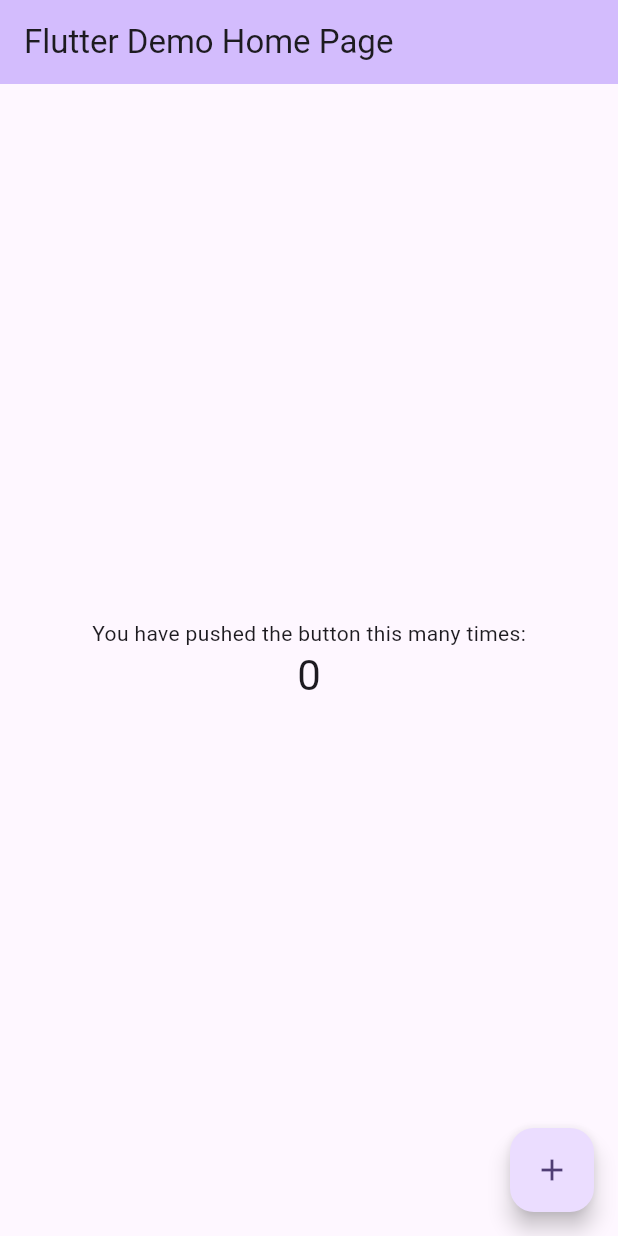
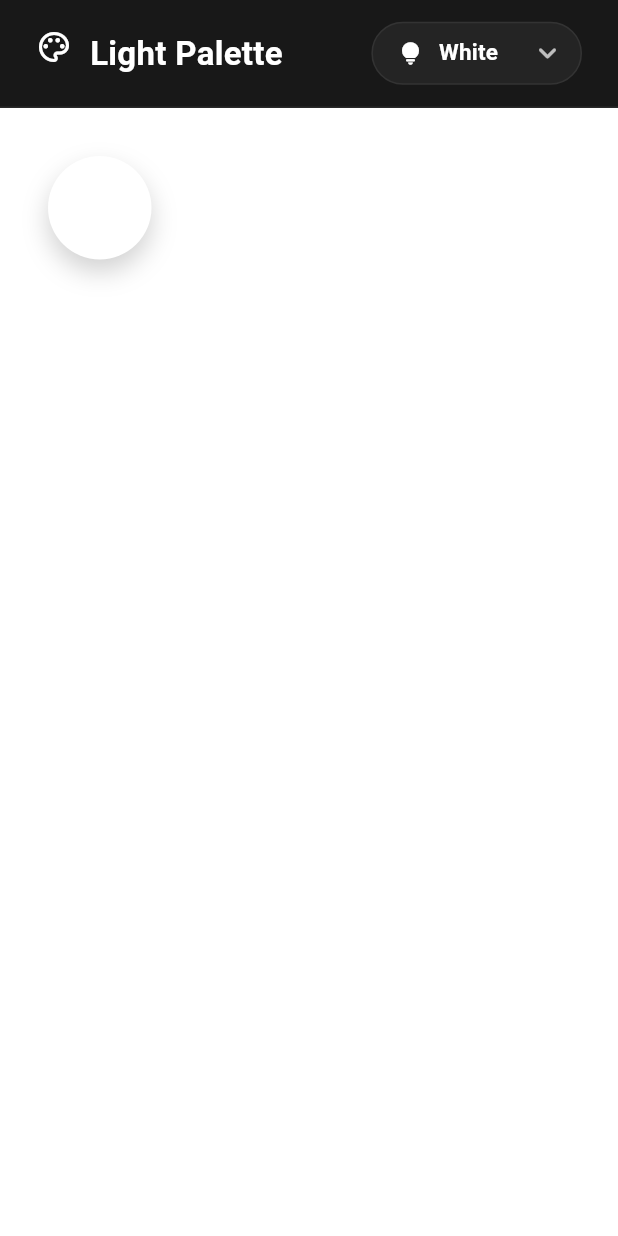
Before and after one commit to MrLaali/light_shift, a Flutter app: the screen it shows after launch, on a phone screen of 412 x 824 dp. Run offline on Flutter 3.47's test engine with Material 3 defaults, Android fonts, the phone set to English and light mode, and no system bars.

Commit message:
light_shift version 1.0.0

```diff
--- /dev/null
+++ b/assets/colors.csv
@@ -0,0 +1,2 @@
+name,white,red,green,blue,yellow,magenta,cyan
+White,#FFFFFF,#FF0000,#00FF00,#0000FF,#FFFF00,#FF00FF,#00FFFF
--- /dev/null
+++ b/lib/data/light_profiles.dart
@@ -0,0 +1,40 @@
+import 'package:flutter/material.dart';
+import '../models/light_profile.dart';
+
+const List<LightProfile> lightProfiles = [
+  LightProfile(
+    type: LightType.white,
+    name: 'White',
+    color: Color(0xFFFFFFFF),
+  ),
+  LightProfile(
+    type: LightType.red,
+    name: 'Red',
+    color: Color(0xFFFF0000),
+  ),
+  LightProfile(
+    type: LightType.green,
+    name: 'Green',
+    color: Color(0xFF00FF00),
+  ),
+  LightProfile(
+    type: LightType.blue,
+    name: 'Blue',
+    color: Color(0xFF0000FF),
+  ),
+  LightProfile(
+    type: LightType.yellow,
+    name: 'Yellow',
+    color: Color(0xFFFFFF00),
+  ),
+  LightProfile(
+    type: LightType.magenta,
+    name: 'Magenta',
+    color: Color(0xFFFF00FF),
+  ),
+  LightProfile(
+    type: LightType.cyan,
+    name: 'Cyan',
+    color: Color(0xFF00FFFF),
+  ),
+];
--- /dev/null
+++ b/lib/data/tested_color_loader.dart
@@ -0,0 +1,39 @@
+import 'package:flutter/material.dart';
+import 'package:flutter/services.dart';
+
+import '../models/light_profile.dart';
+import '../models/tested_color.dart';
+
+Future<List<TestedColor>> loadTestedColors() async {
+  final csvString = await rootBundle.loadString('assets/colors.csv');
+
+  final lines = csvString
+      .split('\n')
+      .map((line) => line.trim())
+      .where((line) => line.isNotEmpty)
+      .toList();
+
+  final dataLines = lines.skip(1);
+
+  return dataLines.map((line) {
+    final values = line.split(',');
+
+    return TestedColor(
+      name: values[0],
+      colors: {
+        LightType.white: _hexToColor(values[1]),
+        LightType.red: _hexToColor(values[2]),
+        LightType.green: _hexToColor(values[3]),
+        LightType.blue: _hexToColor(values[4]),
+        LightType.yellow: _hexToColor(values[5]),
+        LightType.magenta: _hexToColor(values[6]),
+        LightType.cyan: _hexToColor(values[7]),
+      },
+    );
+  }).toList();
+}
+
+Color _hexToColor(String hex) {
+  final cleaned = hex.replaceAll('#', '');
+  return Color(int.parse('FF$cleaned', radix: 16));
+}
--- a/lib/main.dart
+++ b/lib/main.dart
@@ -1,122 +1,22 @@
 import 'package:flutter/material.dart';
+import 'screens/palette_screen.dart';
 
 void main() {
-  runApp(const MyApp());
+  runApp(const LightPaletteApp());
 }
 
-class MyApp extends StatelessWidget {
-  const MyApp({super.key});
+class LightPaletteApp extends StatelessWidget {
+  const LightPaletteApp({super.key});
 
-  // This widget is the root of your application.
   @override
   Widget build(BuildContext context) {
     return MaterialApp(
-      title: 'Flutter Demo',
+      title: 'Light Palette Simulator',
+      debugShowCheckedModeBanner: false,
       theme: ThemeData(
-        // This is the theme of your application.
-        //
-        // TRY THIS: Try running your application with "flutter run". You'll see
-        // the application has a purple toolbar. Then, without quitting the app,
-        // try changing the seedColor in the colorScheme below to Colors.green
-        // and then invoke "hot reload" (save your changes or press the "hot
-        // reload" button in a Flutter-supported IDE, or press "r" if you used
-        // the command line to start the app).
-        //
-        // Notice that the counter didn't reset back to zero; the application
-        // state is not lost during the reload. To reset the state, use hot
-        // restart instead.
-        //
-        // This works for code too, not just values: Most code changes can be
-        // tested with just a hot reload.
-        colorScheme: .fromSeed(seedColor: Colors.deepPurple),
+        useMaterial3: true,
       ),
-      home: const MyHomePage(title: 'Flutter Demo Home Page'),
+      home: const PaletteScreen(),
     );
   }
 }
-
-class MyHomePage extends StatefulWidget {
-  const MyHomePage({super.key, required this.title});
-
-  // This widget is the home page of your application. It is stateful, meaning
-  // that it has a State object (defined below) that contains fields that affect
-  // how it looks.
-
-  // This class is the configuration for the state. It holds the values (in this
-  // case the title) provided by the parent (in this case the App widget) and
-  // used by the build method of the State. Fields in a Widget subclass are
-  // always marked "final".
-
-  final String title;
-
-  @override
-  State<MyHomePage> createState() => _MyHomePageState();
-}
-
-class _MyHomePageState extends State<MyHomePage> {
-  int _counter = 0;
-
-  void _incrementCounter() {
-    setState(() {
-      // This call to setState tells the Flutter framework that something has
-      // changed in this State, which causes it to rerun the build method below
-      // so that the display can reflect the updated values. If we changed
-      // _counter without calling setState(), then the build method would not be
-      // called again, and so nothing would appear to happen.
-      _counter++;
-    });
-  }
-
-  @override
-  Widget build(BuildContext context) {
-    // This method is rerun every time setState is called, for instance as done
-    // by the _incrementCounter method above.
-    //
-    // The Flutter framework has been optimized to make rerunning build methods
-    // fast, so that you can just rebuild anything that needs updating rather
-    // than having to individually change instances of widgets.
-    return Scaffold(
-      appBar: AppBar(
-        // TRY THIS: Try changing the color here to a specific color (to
-        // Colors.amber, perhaps?) and trigger a hot reload to see the AppBar
-        // change color while the other colors stay the same.
-        backgroundColor: Theme.of(context).colorScheme.inversePrimary,
-        // Here we take the value from the MyHomePage object that was created by
-        // the App.build method, and use it to set our appbar title.
-        title: Text(widget.title),
-      ),
-      body: Center(
-        // Center is a layout widget. It takes a single child and positions it
-        // in the middle of the parent.
-        child: Column(
-          // Column is also a layout widget. It takes a list of children and
-          // arranges them vertically. By default, it sizes itself to fit its
-          // children horizontally, and tries to be as tall as its parent.
-          //
-          // Column has various properties to control how it sizes itself and
-          // how it positions its children. Here we use mainAxisAlignment to
-          // center the children vertically; the main axis here is the vertical
-          // axis because Columns are vertical (the cross axis would be
-          // horizontal).
-          //
-          // TRY THIS: Invoke "debug painting" (choose the "Toggle Debug Paint"
-          // action in the IDE, or press "p" in the console), to see the
-          // wireframe for each widget.
-          mainAxisAlignment: .center,
-          children: [
-            const Text('You have pushed the button this many times:'),
-            Text(
-              '$_counter',
-              style: Theme.of(context).textTheme.headlineMedium,
-            ),
-          ],
-        ),
-      ),
-      floatingActionButton: FloatingActionButton(
-        onPressed: _incrementCounter,
-        tooltip: 'Increment',
-        child: const Icon(Icons.add),
-      ),
-    );
-  }
-}
--- /dev/null
+++ b/lib/models/light_profile.dart
@@ -0,0 +1,23 @@
+import 'package:flutter/material.dart';
+
+enum LightType {
+  white,
+  red,
+  green,
+  blue,
+  yellow,
+  magenta,
+  cyan,
+}
+
+class LightProfile {
+  final LightType type;
+  final String name;
+  final Color color;
+
+  const LightProfile({
+    required this.type,
+    required this.name,
+    required this.color,
+  });
+}
--- /dev/null
+++ b/lib/models/tested_color.dart
@@ -0,0 +1,16 @@
+import 'package:flutter/material.dart';
+import 'light_profile.dart';
+
+class TestedColor {
+  final String name;
+  final Map<LightType, Color> colors;
+
+  const TestedColor({
+    required this.name,
+    required this.colors,
+  });
+
+  Color colorFor(LightType lightType) {
+    return colors[lightType] ?? colors[LightType.white]!;
+  }
+}
--- /dev/null
+++ b/lib/screens/palette_screen.dart
@@ -0,0 +1,74 @@
+import 'package:flutter/material.dart';
+
+import '../data/light_profiles.dart';
+import '../data/tested_color_loader.dart';
+import '../models/light_profile.dart';
+import '../models/tested_color.dart';
+import '../widgets/app_top_bar.dart';
+import '../widgets/color_grid.dart';
+
+class PaletteScreen extends StatefulWidget {
+  const PaletteScreen({super.key});
+
+  @override
+  State<PaletteScreen> createState() => _PaletteScreenState();
+}
+
+class _PaletteScreenState extends State<PaletteScreen> {
+  LightProfile selectedLight = lightProfiles.first;
+  late Future<List<TestedColor>> testedColorsFuture;
+
+  @override
+  void initState() {
+    super.initState();
+    testedColorsFuture = loadTestedColors();
+  }
+
+  @override
+  Widget build(BuildContext context) {
+    return Scaffold(
+      appBar: AppTopBar(
+        selectedLight: selectedLight,
+        lights: lightProfiles,
+        onLightChanged: (light) {
+          if (light != null) {
+            setState(() {
+              selectedLight = light;
+            });
+          }
+        },
+      ),
+      body: AnimatedContainer(
+        duration: const Duration(milliseconds: 500),
+        curve: Curves.easeInOut,
+        color: selectedLight.color,
+        child: FutureBuilder<List<TestedColor>>(
+          future: testedColorsFuture,
+          builder: (context, snapshot) {
+            if (snapshot.connectionState == ConnectionState.waiting) {
+              return const Center(
+                child: CircularProgressIndicator(),
+              );
+            }
+
+            if (snapshot.hasError) {
+              return Center(
+                child: Text(
+                  'Error loading colors',
+                  style: TextStyle(color: Colors.white),
+                ),
+              );
+            }
+
+            final colors = snapshot.data ?? [];
+
+            return ColorGrid(
+              colors: colors,
+              selectedLight: selectedLight,
+            );
+          },
+        ),
+      ),
+    );
+  }
+}
--- /dev/null
+++ b/lib/widgets/app_top_bar.dart
@@ -0,0 +1,75 @@
+import 'package:flutter/material.dart';
+import '../models/light_profile.dart';
+import 'light_selector.dart';
+
+class AppTopBar extends StatelessWidget implements PreferredSizeWidget {
+  final LightProfile selectedLight;
+  final ValueChanged<LightProfile?> onLightChanged;
+  final List<LightProfile> lights;
+
+  const AppTopBar({
+    super.key,
+    required this.selectedLight,
+    required this.onLightChanged,
+    required this.lights,
+  });
+
+  @override
+  Widget build(BuildContext context) {
+    return Container(
+      decoration: const BoxDecoration(
+        color: Color(0xFF181818),
+        border: Border(
+          bottom: BorderSide(
+            color: Color(0xFF2A2A2A),
+            width: 1,
+          ),
+        ),
+      ),
+      child: SafeArea(
+        bottom: false,
+        child: SizedBox(
+          height: 72,
+          child: Padding(
+            padding: const EdgeInsets.symmetric(horizontal: 24),
+            child: Row(
+              crossAxisAlignment: CrossAxisAlignment.center,
+              children: [
+                const Row(
+                  crossAxisAlignment: CrossAxisAlignment.baseline,
+                  textBaseline: TextBaseline.alphabetic,
+                  children: [
+                    Icon(
+                      Icons.palette_outlined,
+                      color: Colors.white,
+                      size: 24,
+                    ),
+                    SizedBox(width: 12),
+                    Text(
+                      'Light Palette',
+                      style: TextStyle(
+                        color: Colors.white,
+                        fontSize: 22,
+                        fontWeight: FontWeight.w600,
+                        letterSpacing: 0.2,
+                      ),
+                    ),
+                  ],
+                ),
+                const Spacer(),
+                LightSelector(
+                  selectedLight: selectedLight,
+                  lights: lights,
+                  onChanged: onLightChanged,
+                ),
+              ],
+            ),
+          ),
+        ),
+      ),
+    );
+  }
+
+  @override
+  Size get preferredSize => const Size.fromHeight(72);
+}
--- /dev/null
+++ b/lib/widgets/color_circle.dart
@@ -0,0 +1,210 @@
+import 'package:flutter/material.dart';
+import 'package:flutter/services.dart';
+
+import '../data/light_profiles.dart';
+import '../models/light_profile.dart';
+import '../models/tested_color.dart';
+
+class ColorCircle extends StatefulWidget {
+  final TestedColor testedColor;
+  final LightProfile selectedLight;
+
+  const ColorCircle({
+    super.key,
+    required this.testedColor,
+    required this.selectedLight,
+  });
+
+  @override
+  State<ColorCircle> createState() => _ColorCircleState();
+}
+
+class _ColorCircleState extends State<ColorCircle> {
+  bool isHovering = false;
+
+  @override
+  Widget build(BuildContext context) {
+    final originalColor = widget.testedColor.colorFor(LightType.white);
+    final displayColor = widget.testedColor.colorFor(widget.selectedLight.type);
+    final visibleColor = isHovering ? originalColor : displayColor;
+
+    return MouseRegion(
+      cursor: SystemMouseCursors.click,
+      onEnter: (_) => setState(() => isHovering = true),
+      onExit: (_) => setState(() => isHovering = false),
+      child: GestureDetector(
+        onTap: () {
+          showDialog(
+            context: context,
+            builder: (_) => ColorDetailsDialog(
+              testedColor: widget.testedColor,
+            ),
+          );
+        },
+        child: AnimatedContainer(
+          duration: const Duration(milliseconds: 220),
+          curve: Curves.easeInOut,
+          decoration: BoxDecoration(
+            color: visibleColor,
+            shape: BoxShape.circle,
+            border: Border.all(
+              color: isHovering ? Colors.white : Colors.transparent,
+              width: 4,
+            ),
+            boxShadow: [
+              BoxShadow(
+                color: Colors.black.withValues(
+                  alpha: isHovering ? 0.35 : 0.18,
+                ),
+                blurRadius: isHovering ? 22 : 14,
+                offset: const Offset(0, 8),
+              ),
+            ],
+          ),
+        ),
+      ),
+    );
+  }
+}
+
+// Removed duplicate ColorDetailsDialog (earlier variant). The remaining
+// ColorDetailsDialog implementation below is used.
+
+class ColorDetailsDialog extends StatelessWidget {
+  final TestedColor testedColor;
+
+  const ColorDetailsDialog({
+    super.key,
+    required this.testedColor,
+  });
+
+  String _hexFromColor(Color color) {
+    final value = color.toARGB32() & 0xFFFFFF;
+    return '#${value.toRadixString(16).padLeft(6, '0').toUpperCase()}';
+  }
+
+  @override
+  Widget build(BuildContext context) {
+    return Dialog(
+      backgroundColor: const Color(0xFF181818),
+      shape: RoundedRectangleBorder(
+        borderRadius: BorderRadius.circular(28),
+      ),
+      child: Container(
+        width: 900,
+        padding: const EdgeInsets.all(28),
+        child: Column(
+          mainAxisSize: MainAxisSize.min,
+          children: [
+            Align(
+              alignment: Alignment.centerRight,
+              child: IconButton(
+                onPressed: () => Navigator.pop(context),
+                icon: const Icon(
+                  Icons.close_rounded,
+                  color: Colors.white70,
+                ),
+              ),
+            ),
+            const SizedBox(height: 8),
+            SingleChildScrollView(
+              scrollDirection: Axis.horizontal,
+              child: Row(
+                children: lightProfiles.map((light) {
+                  final color = testedColor.colorFor(light.type);
+                  final hex = _hexFromColor(color);
+
+                  return Padding(
+                    padding: const EdgeInsets.symmetric(horizontal: 12),
+                    child: _ColorDetailItem(
+                      light: light,
+                      color: color,
+                      hex: hex,
+                    ),
+                  );
+                }).toList(),
+              ),
+            ),
+          ],
+        ),
+      ),
+    );
+  }
+}
+
+class _ColorDetailItem extends StatelessWidget {
+  final LightProfile light;
+  final Color color;
+  final String hex;
+
+  const _ColorDetailItem({
+    required this.light,
+    required this.color,
+    required this.hex,
+  });
+
+  @override
+  Widget build(BuildContext context) {
+    return SizedBox(
+      width: 96,
+      child: Column(
+        mainAxisSize: MainAxisSize.min,
+        children: [
+          Icon(
+            Icons.lightbulb_rounded,
+            color: light.color,
+            size: 24,
+          ),
+          const SizedBox(height: 8),
+          Text(
+            light.name,
+            style: const TextStyle(
+              color: Colors.white70,
+              fontSize: 13,
+              fontWeight: FontWeight.w500,
+            ),
+          ),
+          const SizedBox(height: 16),
+          GestureDetector(
+            onTap: () {
+              Clipboard.setData(
+                ClipboardData(text: hex),
+              );
+
+              ScaffoldMessenger.of(context).showSnackBar(
+                SnackBar(
+                  content: Text('$hex copied'),
+                  duration: const Duration(milliseconds: 1200),
+                ),
+              );
+            },
+            child: Container(
+              width: 62,
+              height: 62,
+              decoration: BoxDecoration(
+                color: color,
+                shape: BoxShape.circle,
+                boxShadow: [
+                  BoxShadow(
+                    color: Colors.black.withValues(alpha: 0.18),
+                    blurRadius: 10,
+                    offset: const Offset(0, 6),
+                  ),
+                ],
+              ),
+            ),
+          ),
+          const SizedBox(height: 12),
+          Text(
+            hex,
+            style: const TextStyle(
+              color: Colors.white,
+              fontSize: 11,
+              fontWeight: FontWeight.w600,
+            ),
+          ),
+        ],
+      ),
+    );
+  }
+}
--- /dev/null
+++ b/lib/widgets/color_grid.dart
@@ -0,0 +1,50 @@
+import 'package:flutter/material.dart';
+
+import '../models/light_profile.dart';
+import '../models/tested_color.dart';
+import 'color_circle.dart';
+
+class ColorGrid extends StatelessWidget {
+  final List<TestedColor> colors;
+  final LightProfile selectedLight;
+
+  const ColorGrid({
+    super.key,
+    required this.colors,
+    required this.selectedLight,
+  });
+
+  int _getColumns(double width) {
+    if (width < 600) return 4;
+    if (width < 900) return 6;
+    if (width < 1200) return 8;
+    return 10;
+  }
+
+  @override
+  Widget build(BuildContext context) {
+    return LayoutBuilder(
+      builder: (context, constraints) {
+        final columns = _getColumns(constraints.maxWidth);
+
+        return GridView.builder(
+          padding: const EdgeInsets.all(32),
+          itemCount: colors.length,
+          gridDelegate: SliverGridDelegateWithFixedCrossAxisCount(
+            crossAxisCount: columns,
+            crossAxisSpacing: 24,
+            mainAxisSpacing: 24,
+          ),
+          itemBuilder: (context, index) {
+            final testedColor = colors[index];
+
+            return ColorCircle(
+              testedColor: testedColor,
+              selectedLight: selectedLight,
+            );
+          },
+        );
+      },
+    );
+  }
+}
--- /dev/null
+++ b/lib/widgets/light_selector.dart
@@ -0,0 +1,86 @@
+import 'package:flutter/material.dart';
+import '../models/light_profile.dart';
+
+class LightSelector extends StatelessWidget {
+  final LightProfile selectedLight;
+  final List<LightProfile> lights;
+  final ValueChanged<LightProfile?> onChanged;
+
+  const LightSelector({
+    super.key,
+    required this.selectedLight,
+    required this.lights,
+    required this.onChanged,
+  });
+
+  @override
+  Widget build(BuildContext context) {
+    return Container(
+      height: 42,
+      padding: const EdgeInsets.only(left: 16, right: 10),
+      decoration: BoxDecoration(
+        color: const Color(0xFF242424),
+        borderRadius: BorderRadius.circular(999),
+        border: Border.all(color: const Color(0xFF333333)),
+      ),
+      child: DropdownButtonHideUnderline(
+        child: DropdownButton<LightProfile>(
+          value: selectedLight,
+          dropdownColor: const Color(0xFF242424),
+          borderRadius: BorderRadius.circular(18),
+          icon: const Icon(
+            Icons.keyboard_arrow_down_rounded,
+            color: Colors.white70,
+            size: 24,
+          ),
+          selectedItemBuilder: (context) {
+            return lights.map((light) {
+              return Row(
+                mainAxisSize: MainAxisSize.min,
+                children: [
+                  Icon(
+                    Icons.lightbulb_rounded,
+                    color: light.color,
+                    size: 18,
+                  ),
+                  const SizedBox(width: 10),
+                  Text(
+                    light.name,
+                    style: const TextStyle(
+                      color: Colors.white,
+                      fontSize: 15,
+                      fontWeight: FontWeight.w600,
+                    ),
+                  ),
+                ],
+              );
+            }).toList();
+          },
+          items: lights.map((light) {
+            return DropdownMenuItem<LightProfile>(
+              value: light,
+              child: Row(
+                children: [
+                  Icon(
+                    Icons.lightbulb_rounded,
+                    color: light.color,
+                    size: 18,
+                  ),
+                  const SizedBox(width: 10),
+                  Text(
+                    light.name,
+                    style: const TextStyle(
+                      color: Colors.white,
+                      fontSize: 15,
+                    ),
+                  ),
+                ],
+              ),
+            );
+          }).toList(),
+          onChanged: onChanged,
+        ),
+      ),
+    );
+  }
+}
--- a/pubspec.yaml
+++ b/pubspec.yaml
@@ -61,6 +61,8 @@ flutter:
   # assets:
   #   - images/a_dot_burr.jpeg
   #   - images/a_dot_ham.jpeg
+  assets:
+    - assets/colors.csv
 
   # An image asset can refer to one or more resolution-specific "variants", see
   # https://flutter.dev/to/resolution-aware-images
```
